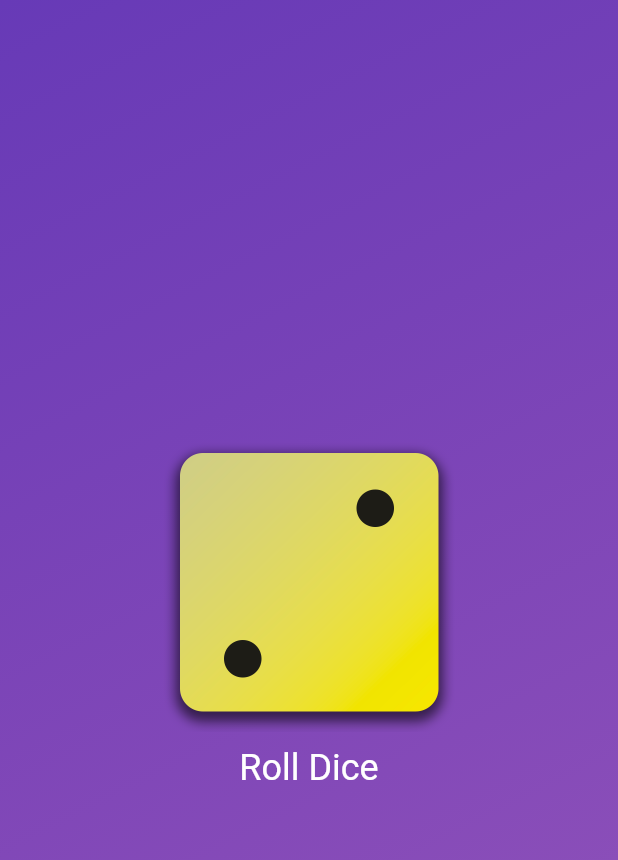
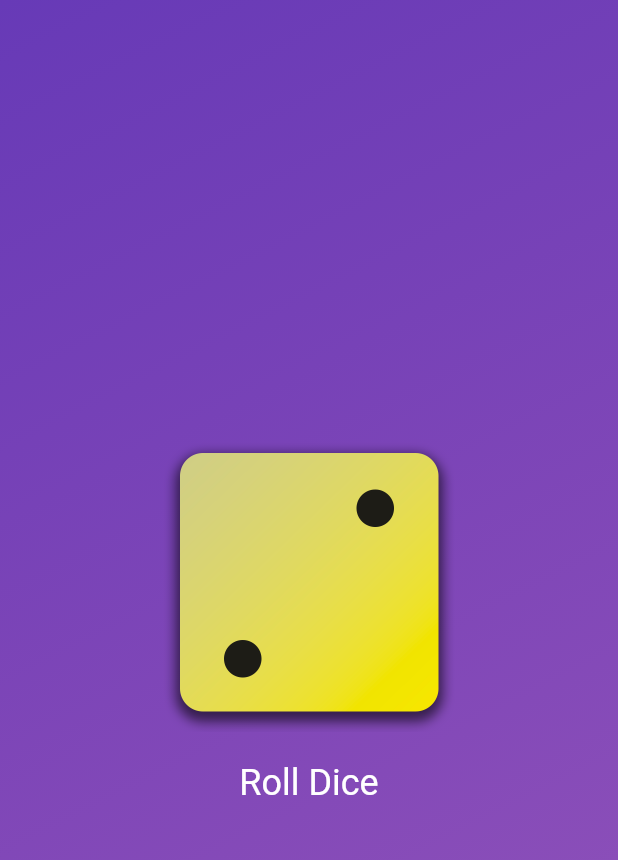
Before and after one commit to allencdhas/dice_app, a Flutter app: the screen it shows after launch, on a phone screen of 412 x 824 dp. Shown: the top 860 px of the screen. Run offline on Flutter 3.47's test engine with Material 3 defaults, Android fonts, the phone set to English and light mode, and no system bars.

Commit message:
padding update

```diff
--- a/lib/gradient_container.dart
+++ b/lib/gradient_container.dart
@@ -24,9 +24,15 @@ class GradientContainer extends StatelessWidget {
             TextButton(
                 onPressed: () {},
                 style: TextButton.styleFrom(
-                    foregroundColor: Colors.white,
-                    textStyle:
-                        const TextStyle(color: Colors.black, fontSize: 24)),
+                  padding: const EdgeInsets.only(
+                    top: 20,
+                  ),
+                  foregroundColor: Colors.white,
+                  textStyle: const TextStyle(
+                    color: Colors.black,
+                    fontSize: 24,
+                  ),
+                ),
                 child: const Text(
                   "Roll Dice",
                 )),
```
